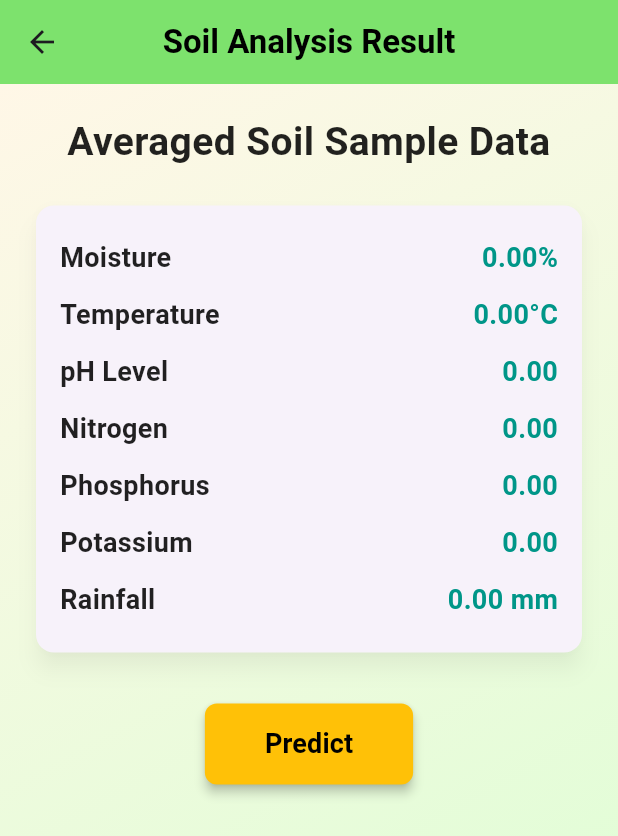
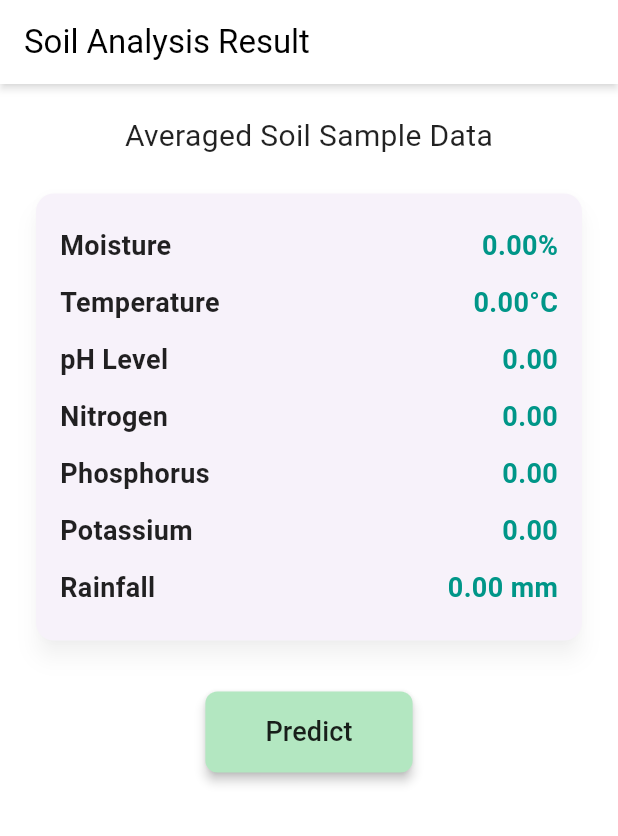
Before and after one commit to abypious/Seed, a Flutter app: the InputScreen screen opened directly with empty values, after a tap on "Proceed", on a phone screen of 412 x 824 dp. Shown: the top 836 px of the screen. Run offline on Flutter 3.47's test engine with Material 3 defaults, Android fonts, the phone set to English and light mode, and no system bars; our stand-ins replace curved_navigation_bar, firebase_auth, firebase_core, fluttertoast, google_fonts, google_sign_in and 4 more; missing offline and left inert: excel, tflite_flutter; accounts and stored records are empty; network calls fail; project files that could hold a hidden picture were left out.

Commit message:
UI enhacements

```diff
--- a/lib/models/crop_prediction/input_screen.dart
+++ b/lib/models/crop_prediction/input_screen.dart
@@ -1,8 +1,8 @@
 import 'dart:async';
-import 'dart:io';
 import 'package:flutter/material.dart';
 import 'package:fluttertoast/fluttertoast.dart';
 import 'package:seed/models/crop_prediction/result.dart';
+import '../../components/colors.dart';
 import 'ExcelService.dart';
 import 'esp_service.dart';
 
@@ -28,24 +28,11 @@
   double? rainfallData;
   int currentSample = 0;
   List<Map<String, double>> collectedSamples = [];
-  String espIp = "172.16.21.30";
 
   @override
   void initState() {
     super.initState();
     _fetchRainfallData();
-    _checkESPConnection();
-  }
-
-  Future<void> _checkESPConnection() async {
-    try {
-      final result = await InternetAddress.lookup(espIp);
-      if (result.isNotEmpty && result[0].rawAddress.isNotEmpty) {
-        _showNotification("ESP32 is connected!", Colors.green);
-      }
-    } catch (e) {
-      _showNotification("ESP32 is NOT connected!", Colors.red);
-    }
   }
 
   Future<void> _fetchRainfallData() async {
@@ -69,6 +56,23 @@
 
     setState(() => isLoading = true);
 
+    // Show the loading dialog
+    showDialog(
+      context: context,
+      barrierDismissible: false,
+      builder: (context) => AlertDialog(
+        title: const Text("Taking Sample"),
+        content: Column(
+          mainAxisSize: MainAxisSize.min,
+          children: const [
+            CircularProgressIndicator(),
+            SizedBox(height: 10),
+            Text("Collecting sample..."),
+          ],
+        ),
+      ),
+    );
+
     try {
       Map<String, dynamic> sensorData = await ESPService.getSensorData();
 
@@ -87,9 +91,18 @@
         currentSample++;
       });
 
-      _showNotification("Sample ${currentSample} collected!", Colors.green);
+      // Wait before closing the dialog
+      await Future.delayed(const Duration(seconds: 1));
+
+      if (mounted) {
+        Navigator.pop(context); // Close the dialog
+        _showNotification("Sample $currentSample collected!", Colors.green);
+      }
     } catch (e) {
+      if (mounted) {
+        Navigator.pop(context); // Close the dialog
         _showNotification("Error fetching ESP32 data!", Colors.red);
+      }
     } finally {
       if (mounted) {
         setState(() => isLoading = false);
@@ -123,7 +136,6 @@
       currentSample = 0;
       collectedSamples.clear();
       _fetchRainfallData();
-      _checkESPConnection();
     });
   }
 
@@ -139,10 +151,11 @@
   @override
   Widget build(BuildContext context) {
     return Scaffold(
-      backgroundColor: Colors.grey[200],
+      backgroundColor: AppColors.white,
       appBar: AppBar(
         title: const Text("Soil Sample Collection"),
-        backgroundColor: Colors.teal,
+        automaticallyImplyLeading: false,
+        backgroundColor: AppColors.white,
         elevation: 2,
       ),
       body: Padding(
@@ -170,11 +183,21 @@
               ),
             ),
             const SizedBox(height: 10),
-            LinearProgressIndicator(
-              value: currentSample / widget.samples,
+            TweenAnimationBuilder<double>(
+              tween: Tween<double>(
+                begin: 0,
+                end: currentSample / widget.samples,
+              ),
+              duration: const Duration(milliseconds: 600),
+              curve: Curves.easeInOut,
+              builder: (context, value, child) {
+                return LinearProgressIndicator(
+                  value: value,
                   backgroundColor: Colors.grey[300],
                   color: Colors.teal,
                   minHeight: 8,
+                );
+              },
             ),
             const SizedBox(height: 20),
             Expanded(
@@ -201,9 +224,9 @@
                                 Text("Moisture: ${sample["moisture"]!.toStringAsFixed(2)}%"),
                                 Text("Temperature: ${sample["temperature"]!.toStringAsFixed(2)}°C"),
                                 Text("pH: ${sample["pH"]!.toStringAsFixed(2)}"),
-                                Text("Nitrogen (N): ${sample["nitrogen"]!.toStringAsFixed(2)}"),
-                                Text("Phosphorus (P): ${sample["phosphorus"]!.toStringAsFixed(2)}"),
-                                Text("Potassium (K): ${sample["potassium"]!.toStringAsFixed(2)}"),
+                                Text("Nitrogen: ${sample["nitrogen"]!.toStringAsFixed(2)}"),
+                                Text("Phosphorus: ${sample["phosphorus"]!.toStringAsFixed(2)}"),
+                                Text("Potassium: ${sample["potassium"]!.toStringAsFixed(2)}"),
                                 Text("Rainfall: ${sample["rainfall"]!.toStringAsFixed(2)} mm"),
                               ],
                             ),
@@ -220,29 +243,57 @@
               ),
             ),
             const SizedBox(height: 20),
-            Row(
-              mainAxisAlignment: MainAxisAlignment.spaceBetween,
-              children: [
-                ElevatedButton.icon(
+            ElevatedButton(
               onPressed: isLoading
                   ? null
                   : (currentSample >= widget.samples ? _navigateToResultScreen : _fetchSampleData),
-                  icon: Icon(
+              style: ElevatedButton.styleFrom(
+                padding: const EdgeInsets.symmetric(vertical: 16, horizontal: 24),
+                shape: RoundedRectangleBorder(
+                  borderRadius: BorderRadius.circular(30),
+                ),
+                elevation: 8,
+                shadowColor: Colors.transparent, // Removes button shadow
+                backgroundColor: Colors.transparent, // Makes background fully transparent
+                disabledForegroundColor: Colors.transparent.withOpacity(0), // Removes grey effect when disabled
+                disabledBackgroundColor: Colors.transparent.withOpacity(0),
+              ),
+              child: Ink(
+                decoration: BoxDecoration(
+                  gradient: const LinearGradient(
+                    colors: [Colors.teal, Colors.green],
+                    begin: Alignment.topLeft,
+                    end: Alignment.bottomRight,
+                  ),
+                  borderRadius: BorderRadius.circular(30),
+                ),
+                child: Container(
+                  constraints: const BoxConstraints(minWidth: 180),
+                  alignment: Alignment.center,
+                  padding: const EdgeInsets.symmetric(vertical: 12),
+                  child: Row(
+                    mainAxisAlignment: MainAxisAlignment.center,
+                    children: [
+                      Icon(
                         currentSample >= widget.samples ? Icons.arrow_forward : Icons.add,
                         color: Colors.white,
+                        size: 26,
                       ),
-                  label: Text(
+                      const SizedBox(width: 10),
+                      Text(
                         currentSample >= widget.samples ? "Proceed" : "Take Sample",
-                    style: TextStyle(color: Colors.white),
+                        style: const TextStyle(
+                          color: Colors.white,
+                          fontSize: 18,
+                          fontWeight: FontWeight.bold,
                         ),
-                  style: ElevatedButton.styleFrom(backgroundColor: Colors.blue),
-                ),
-                IconButton(
-                  icon: const Icon(Icons.restart_alt, color: Colors.red, size: 32),
-                  onPressed: _restartProcess,
                       ),
                     ],
                   ),
+                ),
+              ),
+            ),
+
           ],
         ),
       ),
--- a/lib/models/crop_prediction/result.dart
+++ b/lib/models/crop_prediction/result.dart
@@ -1,5 +1,7 @@
 import 'package:flutter/material.dart';
+import 'package:seed/components/colors.dart';
 import 'predicted_crop.dart';
+
 class ResultScreen extends StatelessWidget {
   final List<Map<String, double>> samples;
 
@@ -40,35 +42,28 @@
 
     return Scaffold(
       appBar: AppBar(
+        automaticallyImplyLeading: false,
         title: const Text(
           'Soil Analysis Result',
           style: TextStyle(
             color: Colors.black,
-            fontWeight: FontWeight.bold,
             fontSize: 22,
           ),
         ),
-        backgroundColor: Color(0xFF7de26d),
-        centerTitle: true,
+        backgroundColor: AppColors.white,
+        shadowColor: Colors.black54,
+        elevation: 2,
       ),
       body: Container(
-        decoration: const BoxDecoration(
-          gradient: LinearGradient(
-            colors: [Color(0xFFFFF7E7), Color(0xFFD9FFD2)],
-            begin: Alignment.topLeft,
-            end: Alignment.bottomRight,
-          ),
-        ),
+        color: AppColors.white,
         padding: const EdgeInsets.all(20.0),
         child: Column(
-          mainAxisAlignment: MainAxisAlignment.start,
           crossAxisAlignment: CrossAxisAlignment.center,
           children: [
             const Text(
               'Averaged Soil Sample Data',
               style: TextStyle(
-                fontSize: 26,
-                fontWeight: FontWeight.bold,
+                fontSize: 20,
                 color: Colors.black87,
               ),
               textAlign: TextAlign.center,
@@ -93,10 +88,7 @@
                 ),
               ),
             ),
-
             const SizedBox(height: 30),
-
-            // Proceed Button
             ElevatedButton(
               onPressed: () {
                 Navigator.push(
@@ -107,17 +99,16 @@
                 );
               },
               style: ElevatedButton.styleFrom(
-                backgroundColor: Colors.amber,
+                backgroundColor: AppColors.primary,
                 padding: const EdgeInsets.symmetric(vertical: 14, horizontal: 40),
                 shape: RoundedRectangleBorder(borderRadius: BorderRadius.circular(8)),
                 elevation: 3,
               ),
               child: const Text(
                 'Predict',
-                style: TextStyle(color: Colors.black, fontSize: 18, fontWeight: FontWeight.bold),
+                style: TextStyle(color: Colors.black87, fontSize: 18,),
               ),
             ),
-
           ],
         ),
       ),
--- a/lib/screens/home.dart
+++ b/lib/screens/home.dart
@@ -1,4 +1,5 @@
 import 'package:flutter/material.dart';
+import 'package:seed/components/colors.dart';
 import 'package:seed/screens/auth/signup.dart';
 import 'auth/login.dart';
 import 'dashboard.dart';
@@ -8,10 +9,10 @@
   Widget build(BuildContext context) {
     return Scaffold(
       appBar: AppBar(
-        backgroundColor: const Color(0xFF7de26d),
+        backgroundColor: AppColors.white,
       ),
       body: Container(
-        color: const Color(0xFF7de26d),
+        color: AppColors.white,
         child: Center(
           child: Column(
             mainAxisAlignment: MainAxisAlignment.center,
--- a/pubspec.yaml
+++ b/pubspec.yaml
@@ -35,6 +35,7 @@
   dart_ping: ^9.0.1
   curved_navigation_bar: ^1.0.6
   weather_icons: ^3.0.0
+  url_launcher: ^6.2.6
 
 
 
```
Also changed, not shown: lib/main.dart (+7 -1 lines), lib/models/crop_prediction/predicted_crop.dart (+8 -15 lines), lib/screens/dashboard.dart (+20 -9 lines), lib/screens/functions/cropAtlas.dart (+16 -2 lines), lib/screens/functions/fertilizer.dart (+41 -25 lines), lib/screens/functions/irrigation_planner_screen.dart (+25 -13 lines), pubspec.lock, 1 other file. Lines whose indentation alone changed are shown as unchanged.
